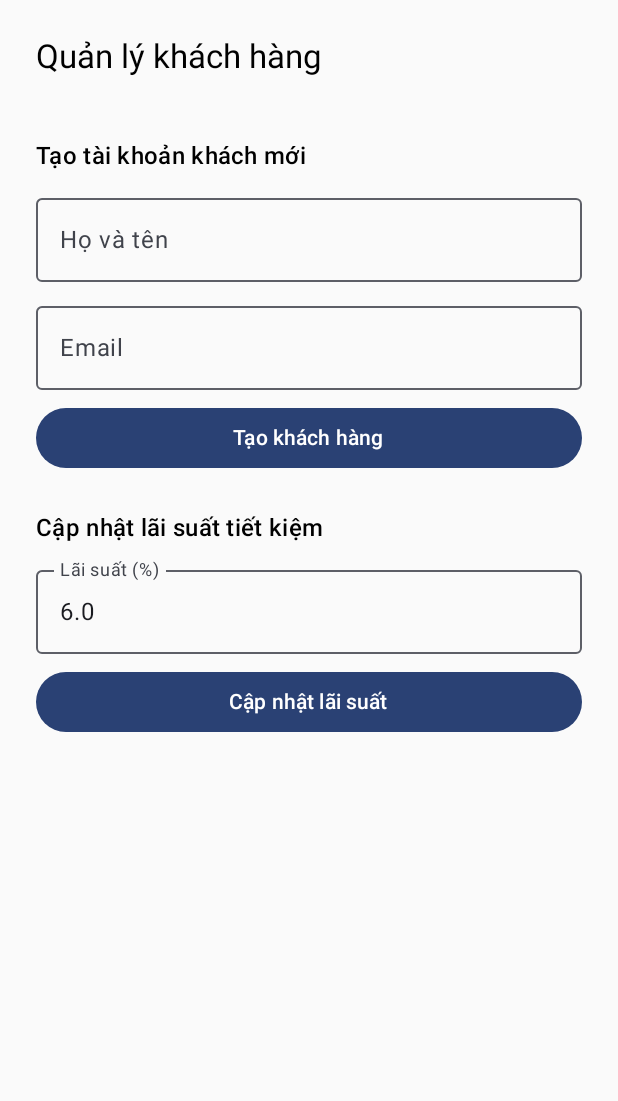
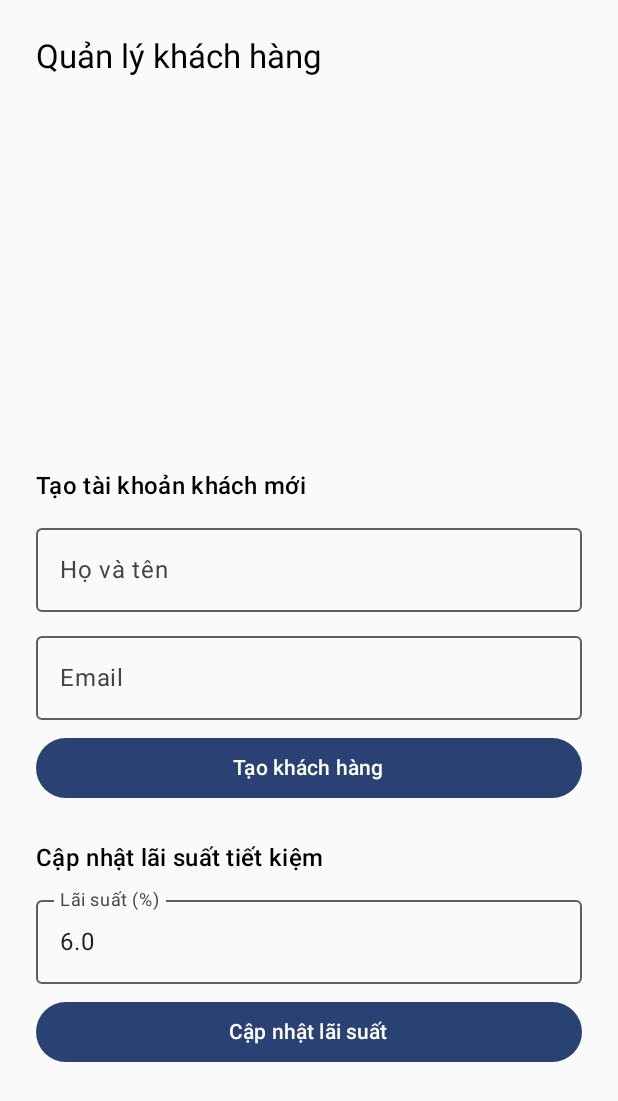
Before and after one commit to Pjlaij/AndroidEndterm, an Android app built with Jetpack Compose: the AdminScreen screen opened through its navigation route, after a tap on "Cập nhật lãi suất", on a phone screen of 412 x 824 dp. Shown: the top 1101 px of the screen. Run offline under Robolectric (Android 15) with nearby library versions, the phone set to English and light mode, and no system bars; our stand-ins replace Firebase (no records; nobody signed in at launch, a user with empty details on screens opened directly).

Commit message:
push 22/5

```diff
--- a/app/src/main/java/com/example/mobilebanking/model/SavingAccount.kt
+++ b/app/src/main/java/com/example/mobilebanking/model/SavingAccount.kt
@@ -5,6 +5,6 @@ data class SavingAccount(
     var savingAccountBalance: Int = 0,
     var savingDateStart: String = "",
     var savingDateEnd: String = "",
-    var interest: Double = 0.0,
+    var interest: String = "",
     var period: String = ""      // E.g., "6 tháng", "12 tháng"
 )
--- a/app/src/main/java/com/example/mobilebanking/screens/AdminScreen.kt
+++ b/app/src/main/java/com/example/mobilebanking/screens/AdminScreen.kt
@@ -1,7 +1,11 @@
 package com.example.mobilebanking.screens
 
 import androidx.compose.foundation.layout.*
+import androidx.compose.foundation.lazy.LazyColumn
+import androidx.compose.foundation.lazy.items
+import androidx.compose.foundation.rememberScrollState
 import androidx.compose.foundation.text.KeyboardOptions
+import androidx.compose.foundation.verticalScroll
 import androidx.compose.material3.*
 import androidx.compose.runtime.*
 import androidx.compose.ui.Modifier
@@ -17,9 +21,7 @@ data class Customer(
 )
 
 @Composable
-fun AdminScreen(
-
-) {
+fun AdminScreen() {
     val viewModel: AdminViewModel = viewModel()
     val customers by viewModel.customers.collectAsState()
     var newName by remember { mutableStateOf("") }
@@ -30,12 +32,20 @@ fun AdminScreen(
         modifier = Modifier
             .fillMaxSize()
             .padding(24.dp)
+            .verticalScroll(rememberScrollState()) // Make the whole screen scrollable
     ) {
         Text("Quản lý khách hàng", style = MaterialTheme.typography.titleLarge)
 
         Spacer(modifier = Modifier.height(16.dp))
 
-        customers.forEach { customer ->
+        // Show only 3 customer cards in a scrollable list with fixed height
+        LazyColumn(
+            modifier = Modifier
+                .fillMaxWidth()
+                .height(220.dp), // Adjust height for approx. 3 cards
+            userScrollEnabled = true
+        ) {
+            items(customers) { customer ->
                 Card(
                     modifier = Modifier
                         .fillMaxWidth()
@@ -46,6 +56,7 @@ fun AdminScreen(
                         Text("👤 ${customer.name}")
                         Text("📧 ${customer.email}")
                         Text("💰 Lãi suất: ${customer.interest}%")
+                    }
                 }
             }
         }
@@ -107,7 +118,7 @@ fun AdminScreen(
             onClick = {
                 val rate = interestRateText.toDoubleOrNull()
                 if (rate != null && rate > 0) {
-                    viewModel.updateInterestRateForAll(rate)
+                    viewModel.updateInterestRateForAll(rate.toString())
                 }
             },
             modifier = Modifier.fillMaxWidth()
--- a/app/src/main/java/com/example/mobilebanking/screens/ElectricBillConfirmationScreen.kt
+++ b/app/src/main/java/com/example/mobilebanking/screens/ElectricBillConfirmationScreen.kt
@@ -181,7 +181,7 @@ fun ElectricBillConfirmationScreen(
         Button(
             onClick = {
 
-                if (otp == sent_otp){
+                if (true){
                     if (userInfo != null) {
                         bill?.let {
                             payViewModel.pay(context, userInfo.accountNumber, (it.billedAmount + it.tax), "Electricity paid for bill ID " + it.electricBillId , selectedAccount, "Tiền điện")
--- a/app/src/main/java/com/example/mobilebanking/screens/SavingDetailScreen.kt
+++ b/app/src/main/java/com/example/mobilebanking/screens/SavingDetailScreen.kt
@@ -26,8 +26,9 @@ fun SavingDetailScreen(navController: NavController) {
     val viewModel: UserInfoViewModel = viewModel()
     val context = LocalContext.current
     val balance = viewModel.userInfo?.savingAccount?.savingAccountBalance ?: 0
-//    val interestStr = viewModel.userInfo?.savingAccount?.interest?.replace("%", "") ?: "0"
-    val interest = viewModel.userInfo?.savingAccount?.interest ?: 0.0
+    val interestStr = viewModel.userInfo?.savingAccount?.interest?.replace("%", "") ?: "0"
+//    val interest = viewModel.userInfo?.savingAccount?.interest ?: 0.0
+    val interest = interestStr.toDouble()
     val monthlyProfit = balance * interest / 100
     viewModel.loadUserInfo(context)
     Column(
--- a/app/src/main/java/com/example/mobilebanking/viewmodel/AdminViewModel.kt
+++ b/app/src/main/java/com/example/mobilebanking/viewmodel/AdminViewModel.kt
@@ -60,7 +60,7 @@ class AdminViewModel : ViewModel() {
         )
         newUserRef.setValue(userData)
     }
-    fun updateInterestRateForAll(rate: Double) {
+    fun updateInterestRateForAll(rate: String) {
         val dbRef = FirebaseDatabase.getInstance().getReference("users")
         dbRef.get().addOnSuccessListener { snapshot ->
             snapshot.children.forEach { userSnapshot ->
--- a/app/src/main/java/com/example/mobilebanking/viewmodel/SameBankTransferViewModel.kt
+++ b/app/src/main/java/com/example/mobilebanking/viewmodel/SameBankTransferViewModel.kt
@@ -37,7 +37,6 @@ class SameBankTransferViewModel : ViewModel() {
         viewModelScope.launch {
             dbRef.child(senderUid).get().addOnSuccessListener { senderSnapshot ->
                 val sender = senderSnapshot.getValue(UserInfo::class.java)
-
                 if (sender == null) {
                     payState = PayResult.Error("Sender not found.")
                     return@addOnSuccessListener
```
Also changed, not shown: app/src/main/java/com/example/mobilebanking/screens/UtilitiesScreen.kt (+15 -1 lines). Lines whose indentation alone changed are shown as unchanged.
